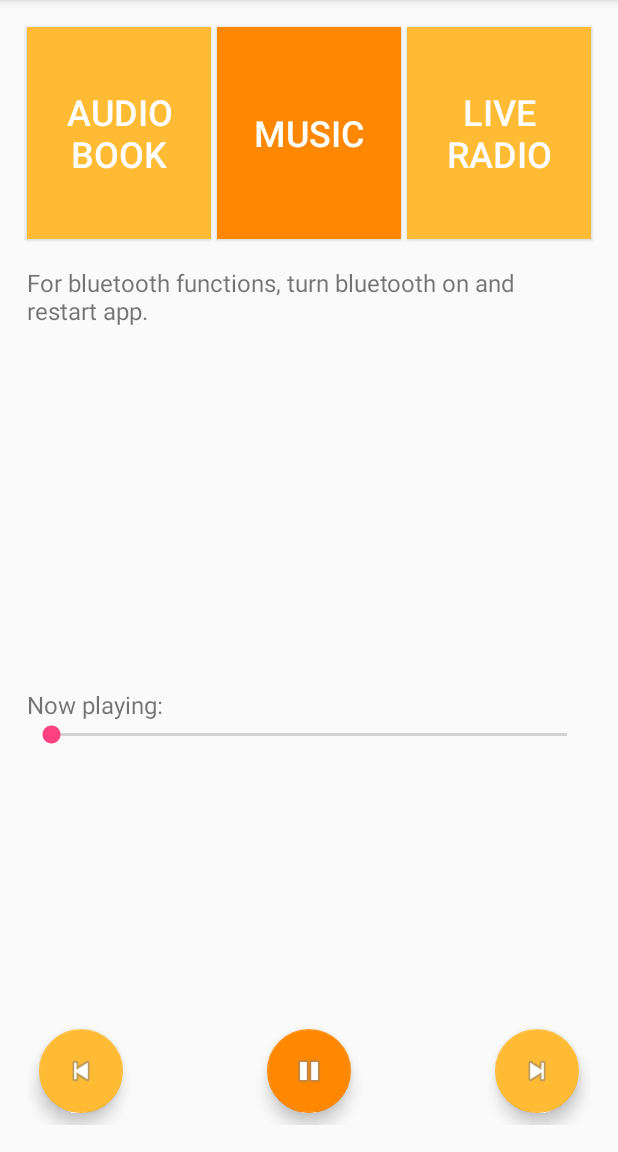
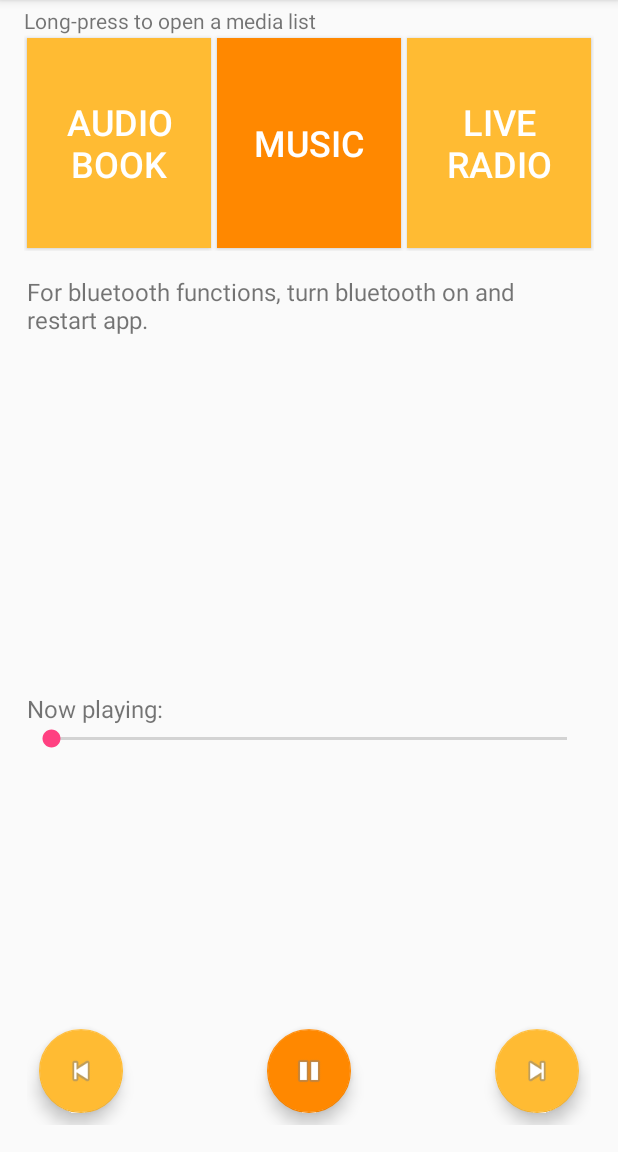
Before and after one commit to sooheelee/playa, an Android app: the screen it shows after launch (MainActivity), after a tap on "MUSIC", on a phone screen of 412 x 824 dp, the part 84-1236 px from its top. Run offline under Robolectric (Android 15) with nearby library versions, the phone set to English and light mode, and no system bars; 1 other tap on this screen came first.

```diff
--- a/app/src/main/java/com/example/android/playa/BookActivity.java
+++ b/app/src/main/java/com/example/android/playa/BookActivity.java
@@ -62,12 +62,13 @@ public class BookActivity extends AppCompatActivity{
             public void onItemClick(AdapterView<?> parent, View view, int position, long id) {
                 view.setSelected(true);
 
+                MainActivity.mediaTag = 1;
                 MainActivity.itemSelectedInfo= wordsArrayList.get(position-1).getByLine();
                 MainActivity.itemSelectedDetail1 = wordsArrayList.get(position-1).getTitle();
                 MainActivity.itemSelectedDetail2 = wordsArrayList.get(position-1).getLength();
 
                 // Remember to remove
-                Log.i("BookActivity onItemClick",   MainActivity.itemSelectedInfo + " " + MainActivity.itemSelectedDetail1  + " " + MainActivity.itemSelectedDetail2);
+                Log.i("BookActivity",   MainActivity.itemSelectedInfo + " " + MainActivity.itemSelectedDetail1  + " " + MainActivity.itemSelectedDetail2);
 
 //                startActivity(new Intent(BookActivity.this, MainActivity.class));
             }
--- a/app/src/main/java/com/example/android/playa/MainActivity.java
+++ b/app/src/main/java/com/example/android/playa/MainActivity.java
@@ -25,26 +25,20 @@ import java.util.Set;
 
 public class MainActivity extends AppCompatActivity {
 
-    EditText ed1, ed2, ed3;
-    public static final String MyPREFERENCES = "MyPrefs";
+    public static String MEDIA_TAG = "0";
+    public static String ITEM_SELECTED_INFO = "";
+    public static String ITEM_SELECTED_DETAIL_1 = "";
+    public static String ITEM_SELECTED_DETAIL_2 = "";
+    public static String REMEMBER_BOOK_SELECTION = "";
+    public static String REMEMBER_MUSIC_SELECTION = "";
+    public static String REMEMBER_RADIO_SELECTION = "";
 
     public static int mediaTag;
-
-    public static final String MEDIA_TAG = "0";
-    public static final String ITEM_SELECTED_INFO = "";
-    public static final String ITEM_SELECTED_DETAIL_1 = "";
-    public static final String ITEM_SELECTED_DETAIL_2 = "";
-
     public static String itemSelectedInfo = ITEM_SELECTED_INFO;
     public static String itemSelectedDetail1 = ITEM_SELECTED_DETAIL_1;
     public static String itemSelectedDetail2 = ITEM_SELECTED_DETAIL_2;
-
-    public static final String REMEMBER_MUSIC_SELECTION = "";
-    public static final String REMEMBER_BOOK_SELECTION = "";
-    public static final String REMEMBER_RADIO_SELECTION = "";
-
+    public static String rememberBookSelection = REMEMBER_BOOK_SELECTION;
     public static String rememberMusicSelection = REMEMBER_MUSIC_SELECTION;
-    public static String rememberBookSelection = REMEMBER_BOOK_SELECTION;
     public static String rememberRadioSelection = REMEMBER_RADIO_SELECTION;
 
     /**
@@ -73,10 +67,11 @@ public class MainActivity extends AppCompatActivity {
      */
     @Override
     protected void onSaveInstanceState(Bundle savedInstanceState) {
-        savedInstanceState.putString(ITEM_SELECTED_INFO, itemSelectedInfo);
-        savedInstanceState.putString(ITEM_SELECTED_DETAIL_1, itemSelectedDetail1);
-        savedInstanceState.putString(ITEM_SELECTED_DETAIL_2, itemSelectedDetail2);
+//        savedInstanceState.putString(ITEM_SELECTED_INFO, itemSelectedInfo);
+//        savedInstanceState.putString(ITEM_SELECTED_DETAIL_1, itemSelectedDetail1);
+//        savedInstanceState.putString(ITEM_SELECTED_DETAIL_2, itemSelectedDetail2);
 //        savedInstanceState.putInt(MEDIA_TAG, mediaTag);
+        saveStateOrPrefs();
         super.onSaveInstanceState(savedInstanceState);
     }
 
@@ -85,21 +80,57 @@ public class MainActivity extends AppCompatActivity {
      *
      */
     @Override
+    // Try this then onPause
+    protected void onPause() {
+        super.onPause();
+        saveStateOrPrefs();
+        Log.i("onpause", "Pause");
+    }
+
+    @Override
     protected void onStop() {
         super.onStop();
+        saveStateOrPrefs();
+        Log.i("onstop", "Stop");
+    }
+
+    private void saveStateOrPrefs() {
+
+        SharedPreferences sharedPref = this.getSharedPreferences("MyPREFERENCES", Context.MODE_PRIVATE);
+        SharedPreferences.Editor editor = sharedPref.edit();
 
         //save permanent prefs here
+        editor.putInt(getString(R.string.saved_media_tag), mediaTag);
+        editor.putString(getString(R.string.saved_item_selected_info), itemSelectedInfo);
+        editor.putString(getString(R.string.saved_item_selected_detail_1), itemSelectedDetail1);
+        editor.putString(getString(R.string.saved_item_selected_detail_2), itemSelectedDetail2);
+        editor.putString(getString(R.string.saved_book_selection), rememberBookSelection);
+        editor.putString(getString(R.string.saved_music_selection), rememberMusicSelection);
+        editor.putString(getString(R.string.saved_radio_selection), rememberRadioSelection);
+        editor.apply();
+        editor.commit();
+
+        Log.i("saveStateOrPrefs", getString(R.string.saved_item_selected_info) + " " + itemSelectedInfo);
     }
 
-    private void saveStateOrPrefs(Bundle savedInstanceState) {
+    private void loadSavedPrefs() {
+        SharedPreferences sharedPref = this.getSharedPreferences("MyPREFERENCES", MODE_PRIVATE);
 
+        // The second is returned if the key isn't present
+        int mediaTag = sharedPref.getInt(getString(R.string.saved_media_tag), Integer.getInteger(MEDIA_TAG));
+        itemSelectedInfo = sharedPref.getString(getString(R.string.saved_item_selected_info), ITEM_SELECTED_INFO);
+        itemSelectedDetail1 = sharedPref.getString(getString(R.string.saved_item_selected_detail_1), ITEM_SELECTED_DETAIL_1);
+        itemSelectedDetail2 = sharedPref.getString(getString(R.string.saved_item_selected_detail_2), ITEM_SELECTED_DETAIL_2);
+        rememberBookSelection = sharedPref.getString(getString(R.string.saved_book_selection), REMEMBER_BOOK_SELECTION);
+        rememberMusicSelection = sharedPref.getString(getString(R.string.saved_music_selection), REMEMBER_MUSIC_SELECTION);
+        rememberRadioSelection = sharedPref.getString(getString(R.string.saved_radio_selection), REMEMBER_RADIO_SELECTION);
     }
 
     @Override
     protected void onCreate(Bundle savedInstanceState) {
         super.onCreate(savedInstanceState);
-        SharedPreferences sharedPreferences = getSharedPreferences(MyPREFERENCES, Context.MODE_PRIVATE);
         setContentView(R.layout.activity_main);
+
         colorSelectedMedia();
         displaySelected();
 
@@ -112,9 +143,9 @@ public class MainActivity extends AppCompatActivity {
             public void onClick(View v) {
                 mediaTag = 1;
                 colorSelectedMedia();
-                itemSelectedInfo = rememberBookSelection;
-                itemSelectedDetail1 = rememberBookSelection;
-                itemSelectedDetail2 = rememberBookSelection;
+//                itemSelectedInfo = rememberBookSelection;
+//                itemSelectedDetail1 = rememberBookSelection;
+//                itemSelectedDetail2 = rememberBookSelection;
                 displaySelected();
             }
         });
@@ -124,9 +155,9 @@ public class MainActivity extends AppCompatActivity {
             public void onClick(View v) {
                 mediaTag = 2;
                 colorSelectedMedia();
-                itemSelectedInfo = rememberMusicSelection;
-                itemSelectedDetail1 = rememberMusicSelection;
-                itemSelectedDetail2 = rememberMusicSelection;
+//                itemSelectedInfo = rememberMusicSelection;
+//                itemSelectedDetail1 = rememberMusicSelection;
+//                itemSelectedDetail2 = rememberMusicSelection;
                 displaySelected();
             }
         });
@@ -136,9 +167,9 @@ public class MainActivity extends AppCompatActivity {
             public void onClick(View v) {
                 mediaTag = 3;
                 colorSelectedMedia();
-                itemSelectedInfo = rememberRadioSelection;
-                itemSelectedDetail1 = rememberRadioSelection;
-                itemSelectedDetail2 = rememberRadioSelection;
+//                itemSelectedInfo = rememberRadioSelection;
+//                itemSelectedDetail1 = rememberRadioSelection;
+//                itemSelectedDetail2 = rememberRadioSelection;
                 displaySelected();
             }
         });
@@ -245,16 +276,23 @@ public class MainActivity extends AppCompatActivity {
         final Button music = findViewById(R.id.music);
         final Button radio = findViewById(R.id.radio);
 
-        if (mediaTag == 0 || mediaTag == 2) {
-            music.setBackgroundColor(getResources().getColor(android.R.color.holo_orange_dark));
+        if (mediaTag == 0) {
+            music.setBackgroundColor(getResources().getColor(android.R.color.holo_orange_light));
             radio.setBackgroundColor(getResources().getColor(android.R.color.holo_orange_light));
             book.setBackgroundColor(getResources().getColor(android.R.color.holo_orange_light));
+            TextView selectMediaInstruction = findViewById(R.id.visible_if_no_media_selection);
+            selectMediaInstruction.setText(R.string.long_press);
         }
 
         if (mediaTag == 1) {
             book.setBackgroundColor(getResources().getColor(android.R.color.holo_orange_dark));
             music.setBackgroundColor(getResources().getColor(android.R.color.holo_orange_light));
             radio.setBackgroundColor(getResources().getColor(android.R.color.holo_orange_light));
+        }
+        if (mediaTag == 2) {
+            music.setBackgroundColor(getResources().getColor(android.R.color.holo_orange_dark));
+            radio.setBackgroundColor(getResources().getColor(android.R.color.holo_orange_light));
+            book.setBackgroundColor(getResources().getColor(android.R.color.holo_orange_light));
         }
 
         if (mediaTag == 3) {
--- a/app/src/main/java/com/example/android/playa/RadioActivity.java
+++ b/app/src/main/java/com/example/android/playa/RadioActivity.java
@@ -41,12 +41,13 @@ public class RadioActivity extends AppCompatActivity {
             public void onItemClick(AdapterView<?> parent, View view, int position, long id) {
                 view.setSelected(true);
 
+                MainActivity.mediaTag = 3;
                 MainActivity.itemSelectedInfo= wordsArrayList.get(position-1).getTitle();
                 MainActivity.itemSelectedDetail1 = wordsArrayList.get(position-1).getByLine();
                 MainActivity.itemSelectedDetail2 = wordsArrayList.get(position-1).getLength();
 
                 // Remember to remove
-                Log.i("RadioActivity onItemClick",   MainActivity.itemSelectedInfo + " " + MainActivity.itemSelectedDetail1  + " " + MainActivity.itemSelectedDetail2);
+                Log.i("RadioActivity",   MainActivity.itemSelectedInfo + " " + MainActivity.itemSelectedDetail1  + " " + MainActivity.itemSelectedDetail2);
 //                startActivity(new Intent(RadioActivity.this, MainActivity.class));
             }
         });
--- a/app/src/main/res/layout/activity_main.xml
+++ b/app/src/main/res/layout/activity_main.xml
@@ -5,8 +5,17 @@
     android:layout_width="match_parent"
     android:layout_height="match_parent"
     android:orientation="vertical"
-    android:padding="16dp"
+    android:paddingLeft="16dp"
+    android:paddingRight="16dp"
+    android:paddingBottom="16dp"
+    android:paddingTop="4dp"
     tools:context=".MainActivity">
+
+    <TextView
+        android:id="@+id/visible_if_no_media_selection"
+        android:layout_width="match_parent"
+        android:layout_height="wrap_content"
+        tools:text="First time here" />
 
     <LinearLayout
         android:layout_width="match_parent"
--- a/app/src/main/res/values/strings.xml
+++ b/app/src/main/res/values/strings.xml
@@ -7,7 +7,7 @@
     <string name="song_04_title">Atom Bomb</string>
     <string name="song_05_title">Roses Fade (Mojo Mix)</string>
     <string name="song_06_title">Setting Sun (Instrumental)</string>
-    <string name="song_07_title">Pearl's Girl</string>
+    <string name="song_07_title">Pearl\'s Girl</string>
     <string name="song_08_title">Out of My Mind</string>
     <string name="song_09_title">Da Funk</string>
     <string name="song_10_title">Dead Man Walking</string>
@@ -94,11 +94,19 @@
     <string name="book_23_length">24:02</string>
     <string name="book_24_length">00:20</string>
     <string name="radio_info">Boston Massachusetts ... Public Radio</string>
-    <string name="radio_01_title">WBUR Boston's NPR New Station</string>
-    <string name="radio_02_title">WGBH Boston's Local NPR</string>
+    <string name="radio_01_title">WBUR Boston\'s NPR New Station</string>
+    <string name="radio_02_title">WGBH Boston\'s Local NPR</string>
     <string name="radio_01_artist">College - Boston University</string>
     <string name="radio_02_artist">Public Radio</string>
     <string name="radio_01_length">90.9</string>
     <string name="radio_02_length">89.7</string>
     <string name="headphones">🎧</string>
+    <string name="long_press">Long-press to open a media list</string>
+    <string name="saved_media_tag">MEDIA_TAG</string>
+    <string name="saved_item_selected_info">ITEM_SELECTED_INFO</string>
+    <string name="saved_item_selected_detail_1">ITEM_SELECTED_DETAIL_1</string>
+    <string name="saved_item_selected_detail_2">ITEM_SELECTED_DETAIL_2</string>
+    <string name="saved_book_selection">REMEMBER_BOOK_SELECTION</string>
+    <string name="saved_music_selection">REMEMBER_MUSIC_SELECTION</string>
+    <string name="saved_radio_selection">REMEMBER_RADIO_SELECTION</string>
 </resources>
```
Also changed, not shown: app/src/main/java/com/example/android/playa/MusicActivity.java (+16 -3 lines).
